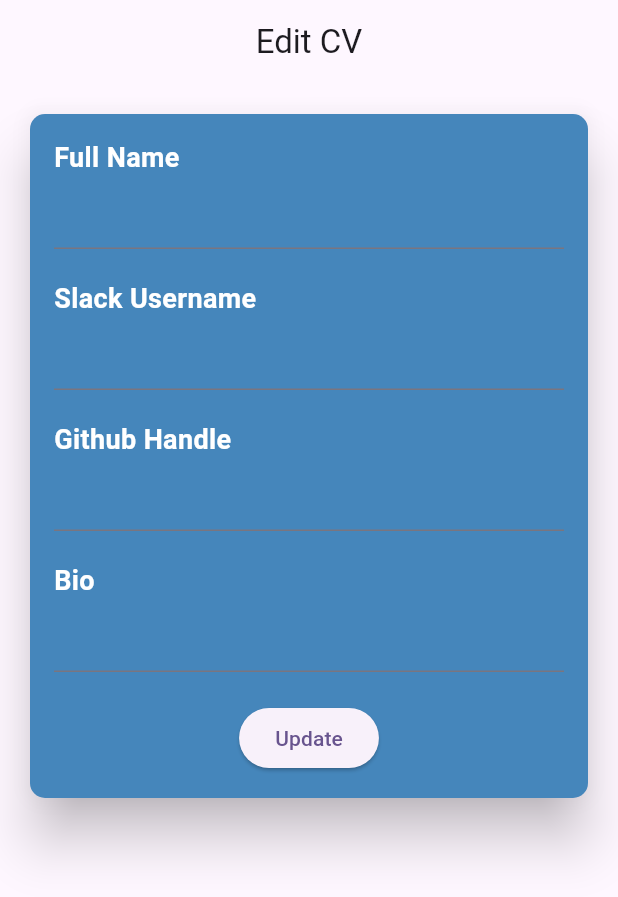
After one commit to Wil-Wena/mobile_cv_application, a Flutter app: the screen it shows after launch, on a phone screen of 412 x 824 dp. The commit adds this screen. Shown: the top 897 px of the screen. Run offline on Flutter 3.47's test engine with Material 2 defaults, Android fonts, the phone set to English and light mode, and no system bars.

Commit message:
EditScreen UI done

```diff
--- /dev/null
+++ b/lib/edit_screen.dart
@@ -0,0 +1,85 @@
+import 'package:flutter/material.dart';
+import 'package:mobile_cv_application/cv_screen.dart';
+
+class EditScreen extends StatelessWidget {
+  final TextEditingController? nameController;
+  final TextEditingController? slackController;
+  final TextEditingController? githubController;
+  final TextEditingController? bioController;
+  final Function? onUpdate;
+  const EditScreen(
+      {super.key,
+      this.nameController,
+      this.slackController,
+      this.githubController,
+      this.bioController,
+      this.onUpdate});
+
+  @override
+  Widget build(BuildContext context) {
+    return Scaffold(
+      appBar: AppBar(
+        centerTitle: true,
+        title: const Text('Edit CV'),
+      ),
+      body: SingleChildScrollView(
+        padding: const EdgeInsets.all(16.0),
+        child: Card(
+          elevation: 15,
+          color: const Color.fromARGB(255, 69, 134, 187),
+          shape: RoundedRectangleBorder(
+            borderRadius: BorderRadius.circular(10.0),
+          ),
+          child: Padding(
+            padding: const EdgeInsets.all(16.0),
+            child: Column(
+              crossAxisAlignment: CrossAxisAlignment.start,
+              children: [
+                const RequireText(text: "Full Name"),
+                RequireTextField(controller: nameController),
+                const SizedBox(height: 20),
+                const RequireText(text: "Slack Username"),
+                RequireTextField(controller: slackController),
+                const SizedBox(height: 20),
+                const RequireText(text: "Github Handle"),
+                RequireTextField(controller: githubController),
+                const SizedBox(height: 20),
+                const RequireText(text: "Bio"),
+                RequireTextField(controller: bioController),
+                const SizedBox(height: 20),
+                Center(
+                  child: ElevatedButton(
+                    onPressed: () {
+                      onUpdate!();
+                      Navigator.pop(context);
+                    },
+                    child: const Text('Update'),
+                  ),
+                ),
+              ],
+            ),
+          ),
+        ),
+      ),
+    );
+  }
+}
+
+class RequireTextField extends StatelessWidget {
+  const RequireTextField({
+    super.key,
+    required this.controller,
+  });
+
+  final TextEditingController? controller;
+
+  @override
+  Widget build(BuildContext context) {
+    return TextField(
+      autocorrect: false,
+      controller: controller,
+      cursorColor: Colors.white,
+      style: const TextStyle(color: Colors.white, fontSize: 15),
+    );
+  }
+}
--- a/lib/main.dart
+++ b/lib/main.dart
@@ -1,5 +1,6 @@
 import 'package:flutter/material.dart';
 import 'package:mobile_cv_application/cv_screen.dart';
+import 'package:mobile_cv_application/edit_screen.dart';
 
 void main() {
   runApp(const MyApp());
@@ -17,7 +18,7 @@ class MyApp extends StatelessWidget {
         colorScheme: ColorScheme.fromSeed(seedColor: Colors.deepPurple),
         useMaterial3: true,
       ),
-      home: CVScreen(),
+      home: EditScreen(),
     );
   }
 }
```
